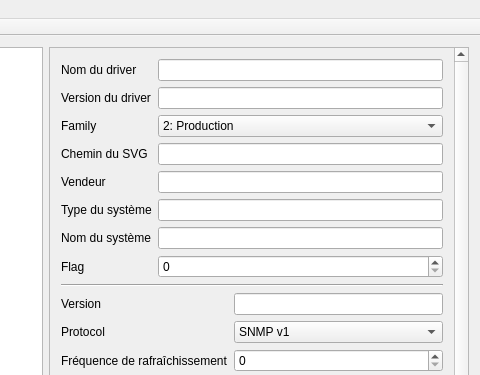
Old version of the form mainwindow.ui in the repository BriceDucardonnoy/EasyWcmDriverCreator; both pictures show x 668 to 1148 and y 0 to 375 of the 1148 by 900 pixel window.
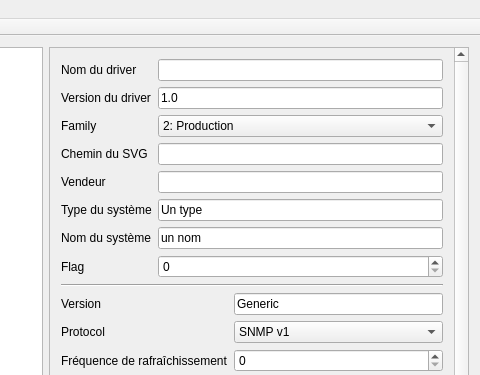
New version of the form. Icons and pictures are not drawn.

Commit message: WIP export JSON

```diff
--- a/mainwindow.ui
+++ b/mainwindow.ui
@@ -103,7 +103,11 @@
            </widget>
           </item>
           <item row="1" column="1">
-           <widget class="QLineEdit" name="driverVersionLineEdit"/>
+           <widget class="QLineEdit" name="driverVersionLineEdit">
+            <property name="text">
+             <string>1.0</string>
+            </property>
+           </widget>
           </item>
           <item row="2" column="0">
            <widget class="QLabel" name="driverFamilyLabel">
@@ -202,7 +206,11 @@
            </widget>
           </item>
           <item row="5" column="1">
-           <widget class="QLineEdit" name="systemTypeLineEdit"/>
+           <widget class="QLineEdit" name="systemTypeLineEdit">
+            <property name="text">
+             <string>Un type</string>
+            </property>
+           </widget>
           </item>
           <item row="6" column="0">
            <widget class="QLabel" name="nomDuSystMeLabel">
@@ -212,7 +220,11 @@
            </widget>
           </item>
           <item row="6" column="1">
-           <widget class="QLineEdit" name="systemNameLineEdit"/>
+           <widget class="QLineEdit" name="systemNameLineEdit">
+            <property name="text">
+             <string>un nom</string>
+            </property>
+           </widget>
           </item>
           <item row="7" column="0">
            <widget class="QLabel" name="flagLabel">
@@ -246,7 +258,11 @@
            </widget>
           </item>
           <item row="0" column="1">
-           <widget class="QLineEdit" name="versionLineEdit"/>
+           <widget class="QLineEdit" name="versionLineEdit">
+            <property name="text">
+             <string>Generic</string>
+            </property>
+           </widget>
           </item>
           <item row="1" column="0">
            <widget class="QLabel" name="protocolLabel">
```
Left out of the diff: 6 changed lines with no effect on the pictures. The commit also changes 2 other files.
